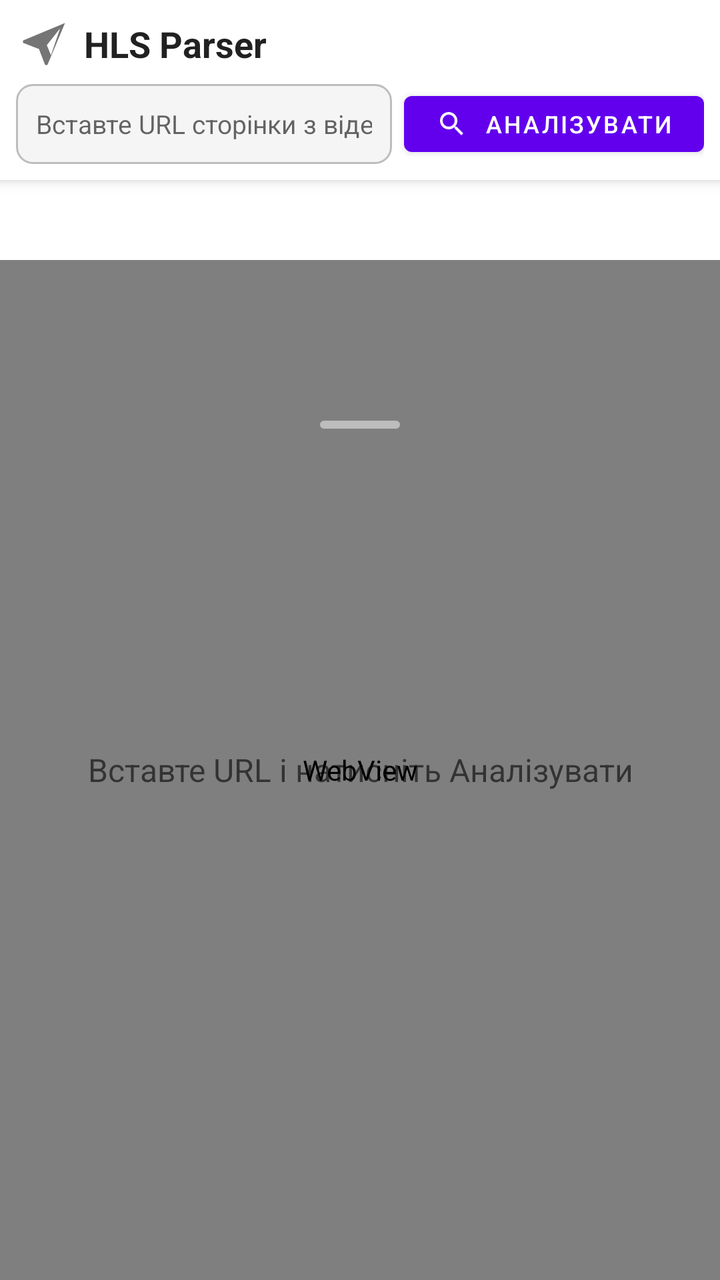
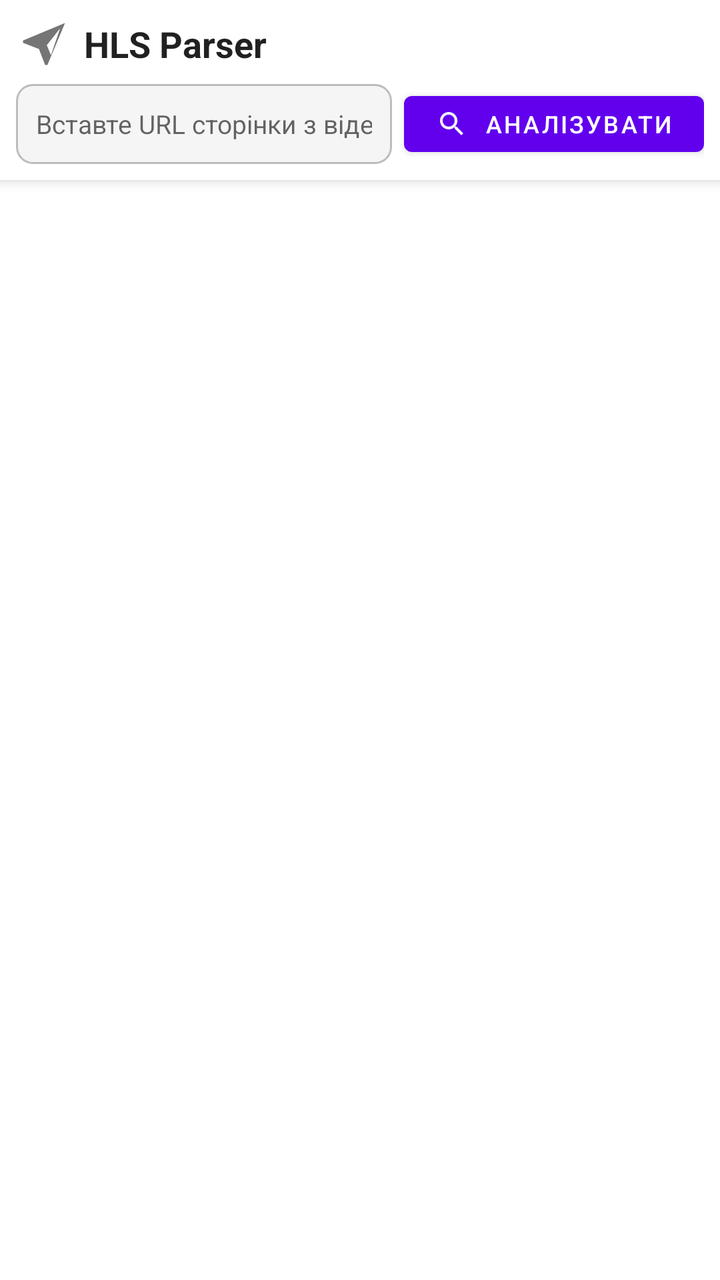

Screens rendered from an Android XML layout before and after an edit, with the pre-edit source and the edit as a unified diff.
<!-- AndroidManifest.xml: application theme Theme.HLSParser -->
<!-- res/layout/activity_main.xml -->
<?xml version="1.0" encoding="utf-8"?>
<androidx.coordinatorlayout.widget.CoordinatorLayout xmlns:android="http://schemas.android.com/apk/res/android"
    xmlns:app="http://schemas.android.com/apk/res-auto"
    android:layout_width="match_parent"
    android:layout_height="match_parent"
    android:background="?android:attr/windowBackground">

    
    <LinearLayout
        android:id="@+id/topBar"
        android:layout_width="match_parent"
        android:layout_height="wrap_content"
        android:orientation="vertical"
        android:padding="8dp"
        android:background="?android:attr/windowBackground"
        android:elevation="4dp">

        <LinearLayout
            android:layout_width="match_parent"
            android:layout_height="wrap_content"
            android:orientation="horizontal"
            android:gravity="center_vertical"
            android:layout_marginBottom="6dp">

            <ImageView
                android:layout_width="28dp"
                android:layout_height="28dp"
                android:src="@drawable/ic_stream"
                android:contentDescription="@string/app_name"
                android:layout_marginEnd="6dp" />

            <TextView
                android:layout_width="wrap_content"
                android:layout_height="wrap_content"
                android:text="@string/app_name"
                android:textSize="18sp"
                android:textStyle="bold"
                android:textColor="?android:attr/textColorPrimary" />

            <View
                android:layout_width="0dp"
                android:layout_height="0dp"
                android:layout_weight="1" />

            
            <ImageView
                android:id="@+id/statusDot"
                android:layout_width="8dp"
                android:layout_height="8dp"
                android:layout_marginEnd="4dp"
                android:visibility="gone" />

            <TextView
                android:id="@+id/tvMonitorStatus"
                android:layout_width="wrap_content"
                android:layout_height="wrap_content"
                android:textSize="11sp"
                android:textColor="?android:attr/textColorSecondary"
                android:text="@string/status_idle"
                android:visibility="gone" />
        </LinearLayout>

        <LinearLayout
            android:layout_width="match_parent"
            android:layout_height="wrap_content"
            android:orientation="horizontal"
            android:gravity="center_vertical">

            <com.google.android.material.textfield.TextInputEditText
                android:id="@+id/inputUrl"
                android:layout_width="0dp"
                android:layout_height="40dp"
                android:layout_weight="1"
                android:hint="@string/hint_url"
                android:inputType="textUri"
                android:singleLine="true"
                android:maxLines="1"
                android:textSize="13sp"
                android:paddingStart="10dp"
                android:paddingEnd="10dp"
                android:background="@drawable/input_bg" />

            <com.google.android.material.button.MaterialButton
                android:id="@+id/btnAnalyze"
                android:layout_width="wrap_content"
                android:layout_height="40dp"
                android:layout_marginStart="6dp"
                android:text="@string/btn_analyze"
                android:textSize="12sp"
                app:icon="@drawable/ic_search"
                app:iconSize="16dp"
                app:iconGravity="textStart"
                style="@style/Widget.MaterialComponents.Button" />
        </LinearLayout>

        
        <LinearLayout
            android:id="@+id/monitorBar"
            android:layout_width="match_parent"
            android:layout_height="wrap_content"
            android:orientation="horizontal"
            android:gravity="center_vertical"
            android:layout_marginTop="4dp"
            android:visibility="gone">

            <com.google.android.material.button.MaterialButton
                android:id="@+id/btnMonitor"
                android:layout_width="wrap_content"
                android:layout_height="32dp"
                android:text="@string/btn_start_monitoring"
                android:textSize="11sp"
                app:icon="@drawable/ic_monitor"
                app:iconSize="14dp"
                style="@style/Widget.MaterialComponents.Button.OutlinedButton" />

            <View
                android:layout_width="0dp"
                android:layout_height="0dp"
                android:layout_weight="1" />

            <TextView
                android:id="@+id/tvRequestCount"
                android:layout_width="wrap_content"
                android:layout_height="wrap_content"
                android:text="0"
                android:textSize="11sp"
                android:textColor="@color/accent"
                android:fontFamily="monospace" />

            <TextView
                android:id="@+id/tvM3u8Count"
                android:layout_width="wrap_content"
                android:layout_height="wrap_content"
                android:layout_marginStart="10dp"
                android:text="0"
                android:textSize="11sp"
                android:textColor="@color/success"
                android:fontFamily="monospace" />
        </LinearLayout>
    </LinearLayout>

    
    <FrameLayout
        android:id="@+id/webViewContainer"
        android:layout_width="match_parent"
        android:layout_height="match_parent"
        android:layout_marginTop="130dp">

        <WebView
            android:id="@+id/webView"
            android:layout_width="match_parent"
            android:layout_height="match_parent" />

        <TextView
            android:id="@+id/tvWebViewPlaceholder"
            android:layout_width="match_parent"
            android:layout_height="match_parent"
            android:gravity="center"
            android:text="Вставте URL і натисніть Аналізувати"
            android:textColor="?android:attr/textColorSecondary"
            android:textSize="16sp"
            android:padding="32dp" />

        <ProgressBar
            android:id="@+id/progressWebView"
            android:layout_width="wrap_content"
            android:layout_height="wrap_content"
            android:layout_gravity="center"
            android:visibility="gone" />
    </FrameLayout>

    
    <com.google.android.material.card.MaterialCardView
        android:id="@+id/cardFloatingStatus"
        android:layout_width="wrap_content"
        android:layout_height="wrap_content"
        android:layout_gravity="bottom|center_horizontal"
        android:layout_marginBottom="160dp"
        android:visibility="gone"
        app:cardCornerRadius="20dp"
        app:cardElevation="6dp">

        <TextView
            android:id="@+id/tvFloatingStatus"
            android:layout_width="wrap_content"
            android:layout_height="wrap_content"
            android:paddingStart="16dp"
            android:paddingEnd="16dp"
            android:paddingTop="8dp"
            android:paddingBottom="8dp"
            android:textSize="13sp"
            android:textColor="@color/success"
            android:background="@color/surface" />
    </com.google.android.material.card.MaterialCardView>

    
    <FrameLayout
        android:id="@+id/bottomSheetRoot"
        android:layout_width="match_parent"
        android:layout_height="match_parent"
        app:layout_behavior="com.google.android.material.bottomsheet.BottomSheetBehavior">

        
        <View
            android:id="@+id/bottomSheetHandle"
            android:layout_width="40dp"
            android:layout_height="4dp"
            android:layout_gravity="center_horizontal"
            android:layout_marginTop="8dp"
            android:background="@drawable/handle_bg" />

        
        <LinearLayout
            android:id="@+id/bottomSheetContent"
            android:layout_width="match_parent"
            android:layout_height="wrap_content"
            android:orientation="vertical"
            android:paddingStart="12dp"
            android:paddingEnd="12dp"
            android:paddingBottom="16dp">

            
            <TextView
                android:id="@+id/tvResultsTitle"
                android:layout_width="match_parent"
                android:layout_height="wrap_content"
                android:text="@string/title_results"
                android:textSize="15sp"
                android:textStyle="bold"
                android:textColor="?android:attr/textColorPrimary"
                android:visibility="gone"
                android:layout_marginBottom="4dp" />

            
            <androidx.recyclerview.widget.RecyclerView
                android:id="@+id/recyclerResults"
                android:layout_width="match_parent"
                android:layout_height="200dp"
                android:layout_marginBottom="8dp" />

            
            <com.google.android.material.button.MaterialButton
                android:id="@+id/btnGenerateM3U8"
                android:layout_width="match_parent"
                android:layout_height="wrap_content"
                android:text="@string/generate_combined"
                android:textSize="13sp"
                android:visibility="gone"
                app:icon="@drawable/ic_m3u8"
                app:iconGravity="textStart"
                android:layout_marginBottom="6dp" />

            
            <TextView
                android:id="@+id/tvM3U8Title"
                android:layout_width="match_parent"
                android:layout_height="wrap_content"
                android:text="Згенерований M3U8"
                android:textSize="13sp"
                android:textStyle="bold"
                android:textColor="?android:attr/textColorPrimary"
                android:visibility="gone"
                android:layout_marginBottom="4dp" />

            <androidx.cardview.widget.CardView
                android:id="@+id/m3u8OutputContainer"
                android:layout_width="match_parent"
                android:layout_height="wrap_content"
                android:visibility="gone"
                android:layout_marginBottom="6dp"
                app:cardCornerRadius="6dp"
                app:cardElevation="1dp">

                <ScrollView
                    android:layout_width="match_parent"
                    android:layout_height="120dp">

                    <TextView
                        android:id="@+id/tvM3U8Output"
                        android:layout_width="match_parent"
                        android:layout_height="wrap_content"
                        android:padding="10dp"
                        android:fontFamily="monospace"
                        android:textSize="11sp"
                        android:textColor="?android:attr/textColorPrimary" />
                </ScrollView>
            </androidx.cardview.widget.CardView>

            <LinearLayout
                android:layout_width="match_parent"
                android:layout_height="wrap_content"
                android:orientation="horizontal"
                android:visibility="gone"
                android:id="@+id/m3u8Buttons">

                <com.google.android.material.button.MaterialButton
                    android:id="@+id/btnCopyM3U8"
                    android:layout_width="0dp"
                    android:layout_height="wrap_content"
                    android:layout_weight="1"
                    android:text="@string/btn_copy"
                    android:textSize="12sp"
                    android:visibility="gone"
                    app:icon="@drawable/ic_copy"
                    app:iconGravity="textStart" />

                <com.google.android.material.button.MaterialButton
                    android:id="@+id/btnSaveM3U8"
                    android:layout_width="0dp"
                    android:layout_height="wrap_content"
                    android:layout_weight="1"
                    android:layout_marginStart="6dp"
                    android:text="@string/btn_save"
                    android:textSize="12sp"
                    android:visibility="gone"
                    style="@style/Widget.MaterialComponents.Button.OutlinedButton"
                    app:icon="@drawable/ic_save"
                    app:iconGravity="textStart" />
            </LinearLayout>
        </LinearLayout>
    </FrameLayout>

    
    <ProgressBar
        android:id="@+id/progressBar"
        android:layout_width="wrap_content"
        android:layout_height="wrap_content"
        android:layout_gravity="center"
        android:visibility="gone" />

    <TextView
        android:id="@+id/tvStatus"
        android:layout_width="wrap_content"
        android:layout_height="wrap_content"
        android:layout_gravity="center"
        android:layout_marginTop="30dp"
        android:textColor="?android:attr/textColorSecondary"
        android:visibility="gone" />

</androidx.coordinatorlayout.widget.CoordinatorLayout>
<!-- resources referenced by this layout -->
<resources>
  <color name="accent">#FF03DAC5</color>
  <color name="success">#FF4CAF50</color>
  <color name="surface">#FFF5F5F5</color>
  <!-- drawable handle_bg (drawable) -->
  <?xml version="1.0" encoding="utf-8"?>
  <shape xmlns:android="http://schemas.android.com/apk/res/android"
      android:shape="rectangle">
      <solid android:color="@color/divider" />
      <corners android:radius="2dp" />
  </shape>
  <!-- drawable ic_copy (drawable) -->
  <vector xmlns:android="http://schemas.android.com/apk/res/android"
      android:width="24dp"
      android:height="24dp"
      android:viewportWidth="24"
      android:viewportHeight="24">
      <path
          android:fillColor="#FF757575"
          android:pathData="M16,1L4,1c-1.1,0 -2,0.9 -2,2v14h2L4,3h12L16,1zM19,5L8,5c-1.1,0 -2,0.9 -2,2v14c0,1.1 0.9,2 2,2h11c1.1,0 2,-0.9 2,-2L21,7c0,-1.1 -0.9,-2 -2,-2zM19,21L8,21L8,7h11v14z" />
  </vector>
  <!-- drawable ic_save (drawable) -->
  <vector xmlns:android="http://schemas.android.com/apk/res/android"
      android:width="24dp"
      android:height="24dp"
      android:viewportWidth="24"
      android:viewportHeight="24">
      <path
          android:fillColor="#FF757575"
          android:pathData="M17,3L5,3c-1.11,0 -2,0.9 -2,2v14c0,1.1 0.89,2 2,2h14c1.1,0 2,-0.9 2,-2L21,7l-4,-4zM12,19c-1.66,0 -3,-1.34 -3,-3s1.34,-3 3,-3 3,1.34 3,3 -1.34,3 -3,3zM15,9L5,9L5,5h10v4z" />
  </vector>
  <!-- drawable ic_search (drawable) -->
  <vector xmlns:android="http://schemas.android.com/apk/res/android"
      android:width="24dp"
      android:height="24dp"
      android:viewportWidth="24"
      android:viewportHeight="24">
      <path
          android:fillColor="#FF757575"
          android:pathData="M15.5,14h-0.79l-0.28,-0.27C15.41,12.59 16,11.11 16,9.5 16,5.91 13.09,3 9.5,3S3,5.91 3,9.5 5.91,16 9.5,16c1.61,0 3.09,-0.59 4.23,-1.57l0.27,0.28v0.79l5,4.99L20.49,19l-4.99,-5zM9.5,14C7.01,14 5,11.99 5,9.5S7.01,5 9.5,5 14,7.01 14,9.5 11.99,14 9.5,14z" />
  </vector>
  <!-- drawable ic_stream (drawable) -->
  <vector xmlns:android="http://schemas.android.com/apk/res/android"
      android:width="24dp"
      android:height="24dp"
      android:viewportWidth="24"
      android:viewportHeight="24">
      <path
          android:fillColor="#FF757575"
          android:pathData="M21,3L3,10.53v0.98l6.84,2.65L12.48,21h0.98L21,3zM14.98,16.82L13.21,12.5L18.92,5.25L14.98,16.82z" />
  </vector>
  <!-- drawable input_bg (drawable) -->
  <?xml version="1.0" encoding="utf-8"?>
  <shape xmlns:android="http://schemas.android.com/apk/res/android"
      android:shape="rectangle">
      <solid android:color="@color/surface" />
      <corners android:radius="8dp" />
      <stroke android:width="1dp" android:color="@color/divider" />
  </shape>
  <string name="app_name">HLS Parser</string>
  <string name="btn_analyze">Аналізувати</string>
  <string name="btn_copy">Копіювати</string>
  <string name="btn_save">Зберегти</string>
  <string name="btn_start_monitoring">Почати моніторинг</string>
  <string name="generate_combined">Створити комбінований M3U8</string>
  <string name="hint_url">Вставте URL сторінки з відео</string>
  <string name="status_idle">Очікування</string>
  <string name="title_results">Знайдені HLS-потоки</string>
  <style name="Theme.HLSParser" parent="Theme.MaterialComponents.Light.NoActionBar">
          <item name="colorPrimary">@color/primary</item>
          <item name="colorPrimaryDark">@color/primary_dark</item>
          <item name="colorAccent">@color/accent</item>
          <item name="android:windowBackground">@color/background</item>
          <item name="android:statusBarColor">@color/primary_dark</item>
      </style>
  <color name="divider">#FFBDBDBD</color>
  <color name="primary">#FF6200EE</color>
  <color name="primary_dark">#FF3700B3</color>
  <color name="background">#FFFFFFFF</color>
</resources>

<!-- the commit's change to res/layout/activity_main.xml (unified diff, before → after) -->
@@ -3,6 +3,7 @@
     xmlns:app="http://schemas.android.com/apk/res-auto"
     android:layout_width="match_parent"
     android:layout_height="match_parent"
+    android:id="@+id/coordinatorLayout"
     android:background="?android:attr/windowBackground">
 
     
@@ -42,7 +43,6 @@
                 android:layout_height="0dp"
                 android:layout_weight="1" />
 
-            
             <ImageView
                 android:id="@+id/statusDot"
                 android:layout_width="8dp"
@@ -93,7 +93,6 @@
                 style="@style/Widget.MaterialComponents.Button" />
         </LinearLayout>
 
-        
         <LinearLayout
             android:id="@+id/monitorBar"
             android:layout_width="match_parent"
@@ -138,69 +137,16 @@
                 android:fontFamily="monospace" />
         </LinearLayout>
     </LinearLayout>
-
-    
-    <FrameLayout
-        android:id="@+id/webViewContainer"
-        android:layout_width="match_parent"
-        android:layout_height="match_parent"
-        android:layout_marginTop="130dp">
-
-        <WebView
-            android:id="@+id/webView"
-            android:layout_width="match_parent"
-            android:layout_height="match_parent" />
-
-        <TextView
-            android:id="@+id/tvWebViewPlaceholder"
-            android:layout_width="match_parent"
-            android:layout_height="match_parent"
-            android:gravity="center"
-            android:text="Вставте URL і натисніть Аналізувати"
-            android:textColor="?android:attr/textColorSecondary"
-            android:textSize="16sp"
-            android:padding="32dp" />
-
-        <ProgressBar
-            android:id="@+id/progressWebView"
-            android:layout_width="wrap_content"
-            android:layout_height="wrap_content"
-            android:layout_gravity="center"
-            android:visibility="gone" />
-    </FrameLayout>
-
-    
-    <com.google.android.material.card.MaterialCardView
-        android:id="@+id/cardFloatingStatus"
-        android:layout_width="wrap_content"
-        android:layout_height="wrap_content"
-        android:layout_gravity="bottom|center_horizontal"
-        android:layout_marginBottom="160dp"
-        android:visibility="gone"
-        app:cardCornerRadius="20dp"
-        app:cardElevation="6dp">
-
-        <TextView
-            android:id="@+id/tvFloatingStatus"
-            android:layout_width="wrap_content"
-            android:layout_height="wrap_content"
-            android:paddingStart="16dp"
-            android:paddingEnd="16dp"
-            android:paddingTop="8dp"
-            android:paddingBottom="8dp"
-            android:textSize="13sp"
-            android:textColor="@color/success"
-            android:background="@color/surface" />
-    </com.google.android.material.card.MaterialCardView>
 
     
     <FrameLayout
         android:id="@+id/bottomSheetRoot"
         android:layout_width="match_parent"
         android:layout_height="match_parent"
-        app:layout_behavior="com.google.android.material.bottomsheet.BottomSheetBehavior">
-
-        
+        app:layout_behavior="com.google.android.material.bottomsheet.BottomSheetBehavior"
+        app:behavior_peekHeight="0dp"
+        app:behavior_hideable="true">
+
         <View
             android:id="@+id/bottomSheetHandle"
             android:layout_width="40dp"
@@ -209,7 +155,6 @@
             android:layout_marginTop="8dp"
             android:background="@drawable/handle_bg" />
 
-        
         <LinearLayout
             android:id="@+id/bottomSheetContent"
             android:layout_width="match_parent"
@@ -219,7 +164,6 @@
             android:paddingEnd="12dp"
             android:paddingBottom="16dp">
 
-            
             <TextView
                 android:id="@+id/tvResultsTitle"
                 android:layout_width="match_parent"
@@ -231,14 +175,12 @@
                 android:visibility="gone"
                 android:layout_marginBottom="4dp" />
 
-            
             <androidx.recyclerview.widget.RecyclerView
                 android:id="@+id/recyclerResults"
                 android:layout_width="match_parent"
                 android:layout_height="200dp"
                 android:layout_marginBottom="8dp" />
 
-            
             <com.google.android.material.button.MaterialButton
                 android:id="@+id/btnGenerateM3U8"
                 android:layout_width="match_parent"
@@ -250,7 +192,6 @@
                 app:iconGravity="textStart"
                 android:layout_marginBottom="6dp" />
 
-            
             <TextView
                 android:id="@+id/tvM3U8Title"
                 android:layout_width="match_parent"
@@ -321,20 +262,27 @@
     </FrameLayout>
 
     
-    <ProgressBar
-        android:id="@+id/progressBar"
+    <com.google.android.material.card.MaterialCardView
+        android:id="@+id/cardFloatingStatus"
         android:layout_width="wrap_content"
         android:layout_height="wrap_content"
-        android:layout_gravity="center"
-        android:visibility="gone" />
-
-    <TextView
-        android:id="@+id/tvStatus"
-        android:layout_width="wrap_content"
-        android:layout_height="wrap_content"
-        android:layout_gravity="center"
-        android:layout_marginTop="30dp"
-        android:textColor="?android:attr/textColorSecondary"
-        android:visibility="gone" />
+        android:layout_gravity="bottom|center_horizontal"
+        android:layout_marginBottom="20dp"
+        android:visibility="gone"
+        app:cardCornerRadius="20dp"
+        app:cardElevation="6dp">
+
+        <TextView
+            android:id="@+id/tvFloatingStatus"
+            android:layout_width="wrap_content"
+            android:layout_height="wrap_content"
+            android:paddingStart="16dp"
+            android:paddingEnd="16dp"
+            android:paddingTop="8dp"
+            android:paddingBottom="8dp"
+            android:textSize="13sp"
+            android:textColor="@color/success"
+            android:background="@color/surface" />
+    </com.google.android.material.card.MaterialCardView>
 
 </androidx.coordinatorlayout.widget.CoordinatorLayout>
